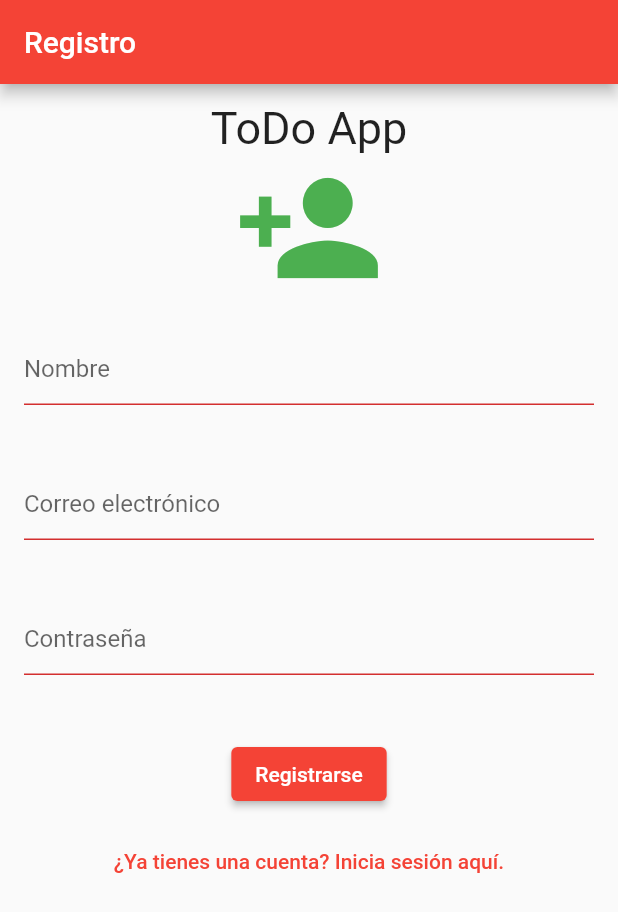
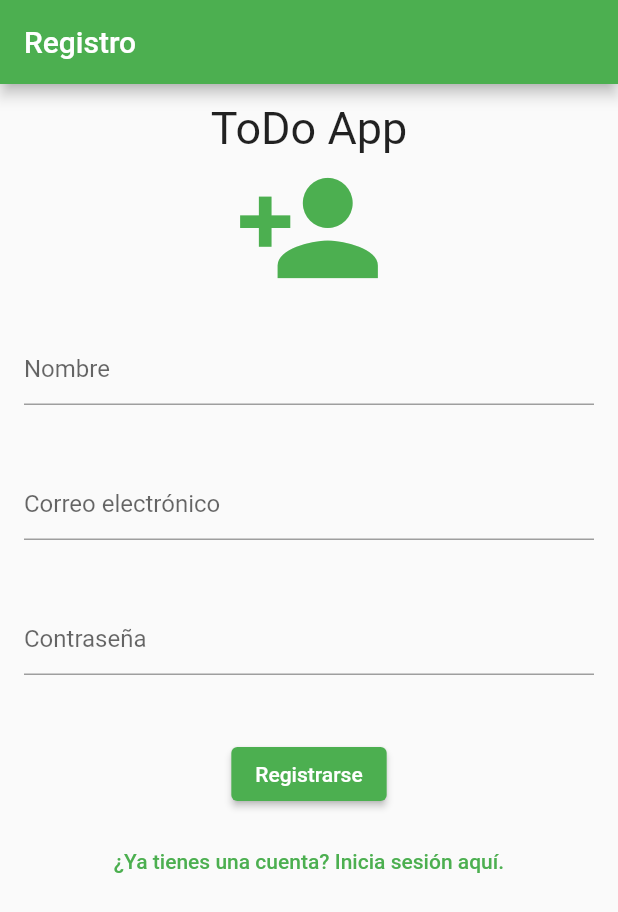
Before and after one commit to Olucerouabcs/app-flutter-Olucerouabcs, a Flutter app: the screen it shows after launch, after a tap on "Iniciar sesión", after a tap on "¿No tienes una cuenta? Regístrate aquí.", on a phone screen of 412 x 824 dp. Shown: the top 912 px of the screen. Run offline on Flutter 3.47's test engine with Material 2 defaults, Android fonts, the phone set to English and light mode, and no system bars.

Commit message:
App_flutter_V0.4_06-09-2023

```diff
--- a/lib/main.dart
+++ b/lib/main.dart
@@ -10,7 +10,7 @@ class MyApp extends StatelessWidget {
     return MaterialApp(
       title: 'Login and Signup',
       theme: ThemeData(
-        primarySwatch: Colors.red,
+        primarySwatch: Colors.green,
       ),
       initialRoute: '/',
       routes: {
@@ -64,6 +64,12 @@ class _LoginPageState extends State<LoginPage> {
               decoration: InputDecoration(
                 hintText: 'Correo electrónico',
                 errorText: emailError,
+                errorBorder: UnderlineInputBorder(
+                  borderSide: BorderSide(color: Colors.grey),
+                ),
+                focusedBorder: UnderlineInputBorder(
+                  borderSide: BorderSide(color: Colors.blue),
+                ),
               ),
               controller: emailController,
             ),
@@ -73,6 +79,12 @@ class _LoginPageState extends State<LoginPage> {
               decoration: InputDecoration(
                 hintText: 'Contraseña',
                 errorText: passwordError,
+                errorBorder: UnderlineInputBorder(
+                  borderSide: BorderSide(color: Colors.grey),
+                ),
+                focusedBorder: UnderlineInputBorder(
+                  borderSide: BorderSide(color: Colors.blue),
+                ),
               ),
               controller: passwordController,
             ),
@@ -151,6 +163,12 @@ class _SignUpPageState extends State<SignUpPage> {
               decoration: InputDecoration(
                 hintText: 'Nombre',
                 errorText: nameError,
+                errorBorder: UnderlineInputBorder(
+                  borderSide: BorderSide(color: Colors.grey),
+                ),
+                focusedBorder: UnderlineInputBorder(
+                  borderSide: BorderSide(color: Colors.blue),
+                ),
               ),
               controller: nameController,
             ),
@@ -159,6 +177,12 @@ class _SignUpPageState extends State<SignUpPage> {
               decoration: InputDecoration(
                 hintText: 'Correo electrónico',
                 errorText: emailError,
+                errorBorder: UnderlineInputBorder(
+                  borderSide: BorderSide(color: Colors.grey),
+                ),
+                focusedBorder: UnderlineInputBorder(
+                  borderSide: BorderSide(color: Colors.blue),
+                ),
               ),
               controller: emailController,
             ),
@@ -168,6 +192,12 @@ class _SignUpPageState extends State<SignUpPage> {
               decoration: InputDecoration(
                 hintText: 'Contraseña',
                 errorText: passwordError,
+                errorBorder: UnderlineInputBorder(
+                  borderSide: BorderSide(color: Colors.grey),
+                ),
+                focusedBorder: UnderlineInputBorder(
+                  borderSide: BorderSide(color: Colors.blue),
+                ),
               ),
               controller: passwordController,
             ),
@@ -234,6 +264,12 @@ class _ForgotPageState extends State<ForgotPage> {
               decoration: InputDecoration(
                 hintText: 'Correo Electrónico',
                 errorText: emailError,
+                errorBorder: UnderlineInputBorder(
+                  borderSide: BorderSide(color: Colors.grey),
+                ),
+                focusedBorder: UnderlineInputBorder(
+                  borderSide: BorderSide(color: Colors.blue),
+                ),
               ),
               controller: emailController,
             ),
@@ -249,7 +285,9 @@ class _ForgotPageState extends State<ForgotPage> {
             ),
             SizedBox(height: 10.0),
             TextButton(
-              onPressed: () {},
+              onPressed: () {
+                Navigator.pushNamed(context, '/');
+              },
               child: Text('Ya la recordé'),
             ),
           ],
@@ -302,6 +340,12 @@ class _ResetPageState extends State<ResetPage> {
               decoration: InputDecoration(
                 hintText: 'Contraseña',
                 errorText: passwordError,
+                errorBorder: UnderlineInputBorder(
+                  borderSide: BorderSide(color: Colors.grey),
+                ),
+                focusedBorder: UnderlineInputBorder(
+                  borderSide: BorderSide(color: Colors.blue),
+                ),
               ),
               controller: passwordController,
             ),
@@ -311,6 +355,12 @@ class _ResetPageState extends State<ResetPage> {
               decoration: InputDecoration(
                 hintText: 'Nueva Contraseña',
                 errorText: newPasswordError,
+                errorBorder: UnderlineInputBorder(
+                  borderSide: BorderSide(color: Colors.grey),
+                ),
+                focusedBorder: UnderlineInputBorder(
+                  borderSide: BorderSide(color: Colors.blue),
+                ),
               ),
               controller: newPasswordController,
             ),
@@ -376,10 +426,15 @@ class _MenuPageState extends State<MenuPage> {
           crossAxisAlignment: CrossAxisAlignment.center,
           mainAxisAlignment: MainAxisAlignment.start,
           children: <Widget>[
+            Icon(
+              Icons.assignment_rounded,
+              size: 100.0,
+              color: Colors.green,
+            ),
             Text(
               'Nombre de tarea',
               textAlign: TextAlign.left,
-              style: TextStyle(height: 5, fontSize: 25),
+              style: TextStyle(height: 1, fontSize: 25),
             ),
             TextField(
               controller: nameController,
@@ -464,6 +519,12 @@ class _MenuPageState extends State<MenuPage> {
                 );
               },
             ),
+            TextButton(
+              onPressed: () {
+                Navigator.pushNamed(context, '/');
+              },
+              child: Text('Cerrar sesion'),
+            ),
           ],
         ),
       ),
@@ -503,7 +564,7 @@ String _contrasenaValidator(String value) {
     return 'La contraseña debe tener al menos 6 caracteres';
   }
 
-  bool hasSpecialChar = RegExp(r'[!@#$%^&*(),.?":{}|<>]').hasMatch(value);
+  bool hasSpecialChar = RegExp(r'[!ñ@#$%^&*(),.?":{}|<>]').hasMatch(value);
   bool hasNumber = RegExp(r'[0-9]').hasMatch(value);
 
   if (!hasSpecialChar || !hasNumber) {
```
